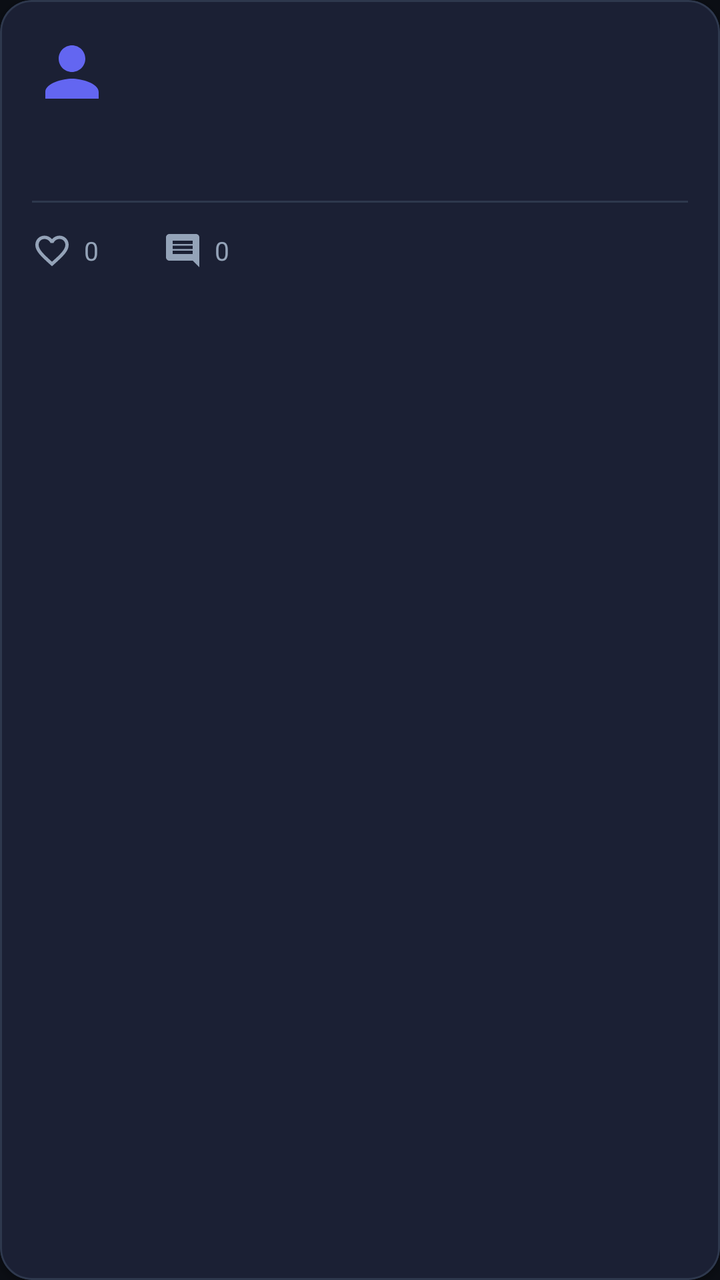
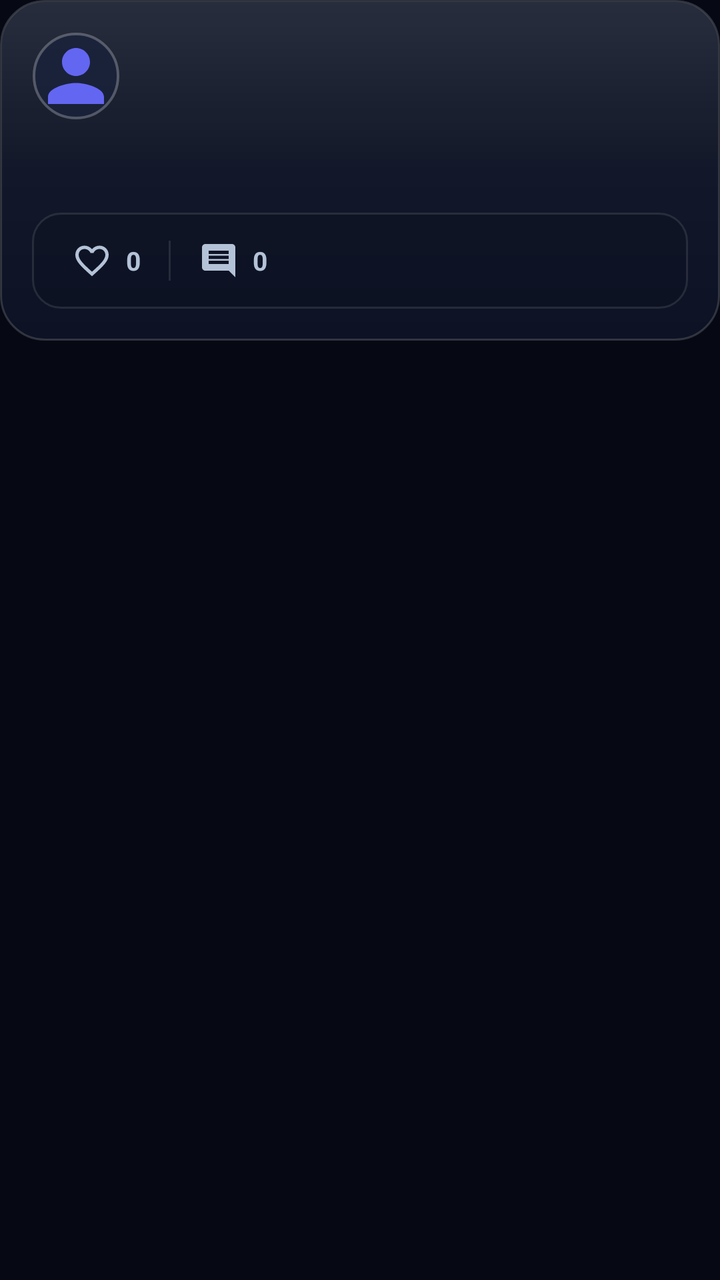

Compare the two renders of this Android layout. The source of the first and the diff that turns it into the second are given below.
<!-- AndroidManifest.xml: application theme Theme.PersonaNet -->
<!-- res/layout/item_post_card.xml -->
<?xml version="1.0" encoding="utf-8"?>
<com.google.android.material.card.MaterialCardView xmlns:android="http://schemas.android.com/apk/res/android"
    xmlns:app="http://schemas.android.com/apk/res-auto"
    android:id="@+id/card_post"
    android:layout_width="match_parent"
    android:layout_height="wrap_content"
    android:layout_marginHorizontal="12dp"
    android:layout_marginVertical="6dp"
    app:cardBackgroundColor="@color/surface_card"
    app:cardCornerRadius="16dp"
    app:cardElevation="2dp"
    app:strokeColor="@color/border_divider"
    app:strokeWidth="1dp">

    <LinearLayout
        android:layout_width="match_parent"
        android:layout_height="wrap_content"
        android:orientation="vertical"
        android:padding="16dp">

        
        <LinearLayout
            android:layout_width="match_parent"
            android:layout_height="wrap_content"
            android:gravity="center_vertical"
            android:orientation="horizontal">

            <com.google.android.material.imageview.ShapeableImageView
                android:id="@+id/image_post_avatar"
                android:layout_width="40dp"
                android:layout_height="40dp"
                android:contentDescription="@string/app_name"
                android:src="@drawable/ic_person_placeholder"
                app:shapeAppearanceOverlay="@style/ShapeAppearance.PersonaNet.Circle" />

            <LinearLayout
                android:layout_width="0dp"
                android:layout_height="wrap_content"
                android:layout_marginStart="12dp"
                android:layout_weight="1"
                android:orientation="vertical">

                <TextView
                    android:id="@+id/text_post_author"
                    android:layout_width="wrap_content"
                    android:layout_height="wrap_content"
                    android:ellipsize="end"
                    android:maxLines="1"
                    android:textColor="@color/text_primary"
                    android:textSize="15sp"
                    android:textStyle="bold" />

                <TextView
                    android:id="@+id/text_post_handle_time"
                    android:layout_width="wrap_content"
                    android:layout_height="wrap_content"
                    android:textColor="@color/text_secondary"
                    android:textSize="12sp" />
            </LinearLayout>

            <ImageView
                android:id="@+id/btn_post_edit"
                android:layout_width="32dp"
                android:layout_height="32dp"
                android:background="?attr/selectableItemBackgroundBorderless"
                android:contentDescription="Edit Post"
                android:padding="6dp"
                android:src="@drawable/ic_edit"
                android:visibility="gone"
                app:tint="@color/text_tertiary" />

            <ImageView
                android:id="@+id/btn_post_delete"
                android:layout_width="32dp"
                android:layout_height="32dp"
                android:layout_marginStart="4dp"
                android:background="?attr/selectableItemBackgroundBorderless"
                android:contentDescription="@string/delete"
                android:padding="6dp"
                android:src="@drawable/ic_close_or_delete"
                android:visibility="gone"
                app:tint="@color/text_tertiary" />
        </LinearLayout>

        
        <TextView
            android:id="@+id/text_post_content"
            android:layout_width="match_parent"
            android:layout_height="wrap_content"
            android:layout_marginTop="12dp"
            android:lineSpacingExtra="3dp"
            android:textColor="@color/text_primary"
            android:textSize="15sp" />

        
        <FrameLayout
            android:id="@+id/layout_post_media_container"
            android:layout_width="match_parent"
            android:layout_height="320dp"
            android:layout_marginTop="12dp"
            android:visibility="gone">

            <androidx.viewpager2.widget.ViewPager2
                android:id="@+id/view_pager_post_media"
                android:layout_width="match_parent"
                android:layout_height="match_parent" />

            
            <TextView
                android:id="@+id/text_media_counter"
                android:layout_width="wrap_content"
                android:layout_height="wrap_content"
                android:layout_gravity="top|end"
                android:layout_margin="10dp"
                android:background="@drawable/bg_counter_pill"
                android:textColor="#FFFFFF"
                android:textSize="11sp"
                android:textStyle="bold"
                android:visibility="gone" />

            
            <LinearLayout
                android:id="@+id/layout_media_dots"
                android:layout_width="wrap_content"
                android:layout_height="wrap_content"
                android:layout_gravity="bottom|center_horizontal"
                android:layout_marginBottom="8dp"
                android:background="@drawable/bg_counter_pill"
                android:orientation="horizontal"
                android:paddingHorizontal="6dp"
                android:paddingVertical="4dp"
                android:visibility="gone" />
        </FrameLayout>

        
        <View
            android:layout_width="match_parent"
            android:layout_height="1dp"
            android:layout_marginTop="12dp"
            android:background="@color/border_divider" />

        
        <LinearLayout
            android:layout_width="match_parent"
            android:layout_height="40dp"
            android:layout_marginTop="4dp"
            android:gravity="center_vertical"
            android:orientation="horizontal">

            
            <LinearLayout
                android:id="@+id/btn_post_like"
                android:layout_width="wrap_content"
                android:layout_height="match_parent"
                android:background="?attr/selectableItemBackgroundBorderless"
                android:clickable="true"
                android:focusable="true"
                android:gravity="center_vertical"
                android:orientation="horizontal"
                android:paddingEnd="16dp">

                <ImageView
                    android:id="@+id/image_post_like_icon"
                    android:layout_width="20dp"
                    android:layout_height="20dp"
                    android:contentDescription="@string/likes_count"
                    android:src="@drawable/ic_heart_outline"
                    app:tint="@color/text_secondary" />

                <TextView
                    android:id="@+id/text_post_likes"
                    android:layout_width="wrap_content"
                    android:layout_height="wrap_content"
                    android:layout_marginStart="6dp"
                    android:text="0"
                    android:textColor="@color/text_secondary"
                    android:textSize="13sp" />
            </LinearLayout>

            
            <LinearLayout
                android:id="@+id/btn_post_comment"
                android:layout_width="wrap_content"
                android:layout_height="match_parent"
                android:background="?attr/selectableItemBackgroundBorderless"
                android:clickable="true"
                android:focusable="true"
                android:gravity="center_vertical"
                android:orientation="horizontal"
                android:paddingHorizontal="16dp">

                <ImageView
                    android:layout_width="20dp"
                    android:layout_height="20dp"
                    android:contentDescription="@string/comments_count"
                    android:src="@drawable/ic_comment"
                    app:tint="@color/text_secondary" />

                <TextView
                    android:id="@+id/text_post_comments"
                    android:layout_width="wrap_content"
                    android:layout_height="wrap_content"
                    android:layout_marginStart="6dp"
                    android:text="0"
                    android:textColor="@color/text_secondary"
                    android:textSize="13sp" />
            </LinearLayout>
        </LinearLayout>
    </LinearLayout>
</com.google.android.material.card.MaterialCardView>
<!-- resources referenced by this layout -->
<resources>
  <color name="border_divider">#2E384D</color>
  <color name="surface_card">#161B26</color>
  <color name="text_primary">#F1F5F9</color>
  <color name="text_secondary">#94A3B8</color>
  <color name="text_tertiary">#64748B</color>
  <!-- drawable bg_counter_pill (drawable) -->
  <?xml version="1.0" encoding="utf-8"?>
  <shape xmlns:android="http://schemas.android.com/apk/res/android"
      android:shape="rectangle">
      <solid android:color="#99000000" />
      <corners android:radius="12dp" />
      <padding
          android:left="8dp"
          android:top="3dp"
          android:right="8dp"
          android:bottom="3dp" />
  </shape>
  <style name="Theme.PersonaNet" parent="Theme.Material3.DayNight.NoActionBar">
          
          <item name="colorPrimary">@color/indigo_primary</item>
          <item name="colorOnPrimary">@color/white</item>
          <item name="colorPrimaryContainer">@color/surface_elevated</item>
          <item name="colorOnPrimaryContainer">@color/text_primary</item>
          
          <item name="colorSecondary">@color/violet_accent</item>
          <item name="colorOnSecondary">@color/white</item>
  
          
          <item name="android:windowBackground">@color/bg_midnight</item>
          <item name="colorSurface">@color/surface_card</item>
          <item name="colorOnSurface">@color/text_primary</item>
          <item name="colorSurfaceVariant">@color/surface_elevated</item>
          <item name="colorOnSurfaceVariant">@color/text_secondary</item>
  
          
          <item name="android:statusBarColor">@color/bg_midnight</item>
          <item name="android:navigationBarColor">@color/bg_midnight</item>
          <item name="android:windowLightStatusBar">false</item>
          <item name="android:windowLightNavigationBar">false</item>
  
          <item name="android:textColorPrimary">@color/text_primary</item>
          <item name="android:textColorSecondary">@color/text_secondary</item>
      </style>
  <color name="indigo_primary">#6366F1</color>
  <color name="surface_elevated">#1F2637</color>
  <color name="violet_accent">#8B5CF6</color>
  <color name="bg_midnight">#0B0E14</color>
  <!-- unchanged entries left out for length: 11 -->
</resources>

<!-- the commit's change to res/layout/item_post_card.xml (unified diff, before → after) -->
@@ -6,15 +6,16 @@
     android:layout_height="wrap_content"
     android:layout_marginHorizontal="12dp"
     android:layout_marginVertical="6dp"
-    app:cardBackgroundColor="@color/surface_card"
-    app:cardCornerRadius="16dp"
-    app:cardElevation="2dp"
-    app:strokeColor="@color/border_divider"
-    app:strokeWidth="1dp">
+    app:cardBackgroundColor="@android:color/transparent"
+    app:cardCornerRadius="@dimen/glass_radius_card"
+    app:cardElevation="0dp"
+    app:rippleColor="@color/ripple_color"
+    app:strokeWidth="0dp">
 
     <LinearLayout
         android:layout_width="match_parent"
         android:layout_height="wrap_content"
+        android:background="@drawable/bg_glass_card"
         android:orientation="vertical"
         android:padding="16dp">
 
@@ -27,11 +28,16 @@
 
             <com.google.android.material.imageview.ShapeableImageView
                 android:id="@+id/image_post_avatar"
-                android:layout_width="40dp"
-                android:layout_height="40dp"
+                android:layout_width="44dp"
+                android:layout_height="44dp"
+                android:background="@color/surface_elevated"
                 android:contentDescription="@string/app_name"
+                android:padding="1dp"
+                android:scaleType="centerCrop"
                 android:src="@drawable/ic_person_placeholder"
-                app:shapeAppearanceOverlay="@style/ShapeAppearance.PersonaNet.Circle" />
+                app:shapeAppearanceOverlay="@style/ShapeAppearance.PersonaNet.Circle"
+                app:strokeColor="@color/glass_border_bright"
+                app:strokeWidth="1.2dp" />
 
             <LinearLayout
                 android:layout_width="0dp"
@@ -54,32 +60,34 @@
                     android:id="@+id/text_post_handle_time"
                     android:layout_width="wrap_content"
                     android:layout_height="wrap_content"
+                    android:layout_marginTop="2dp"
+                    android:ellipsize="end"
+                    android:maxLines="1"
                     android:textColor="@color/text_secondary"
                     android:textSize="12sp" />
             </LinearLayout>
 
             <ImageView
                 android:id="@+id/btn_post_edit"
-                android:layout_width="32dp"
-                android:layout_height="32dp"
-                android:background="?attr/selectableItemBackgroundBorderless"
-                android:contentDescription="Edit Post"
-                android:padding="6dp"
+                android:layout_width="48dp"
+                android:layout_height="48dp"
+                android:background="?attr/selectableItemBackgroundBorderless"
+                android:contentDescription="@string/edit_post"
+                android:padding="13dp"
                 android:src="@drawable/ic_edit"
                 android:visibility="gone"
-                app:tint="@color/text_tertiary" />
+                app:tint="@color/text_secondary" />
 
             <ImageView
                 android:id="@+id/btn_post_delete"
-                android:layout_width="32dp"
-                android:layout_height="32dp"
-                android:layout_marginStart="4dp"
+                android:layout_width="48dp"
+                android:layout_height="48dp"
                 android:background="?attr/selectableItemBackgroundBorderless"
                 android:contentDescription="@string/delete"
-                android:padding="6dp"
+                android:padding="13dp"
                 android:src="@drawable/ic_close_or_delete"
                 android:visibility="gone"
-                app:tint="@color/text_tertiary" />
+                app:tint="@color/text_secondary" />
         </LinearLayout>
 
         
@@ -88,7 +96,7 @@
             android:layout_width="match_parent"
             android:layout_height="wrap_content"
             android:layout_marginTop="12dp"
-            android:lineSpacingExtra="3dp"
+            android:lineSpacingExtra="4dp"
             android:textColor="@color/text_primary"
             android:textSize="15sp" />
 
@@ -96,8 +104,10 @@
         <FrameLayout
             android:id="@+id/layout_post_media_container"
             android:layout_width="match_parent"
-            android:layout_height="320dp"
+            android:layout_height="310dp"
             android:layout_marginTop="12dp"
+            android:background="@drawable/bg_glass_media_frame"
+            android:padding="1dp"
             android:visibility="gone">
 
             <androidx.viewpager2.widget.ViewPager2
@@ -113,7 +123,9 @@
                 android:layout_gravity="top|end"
                 android:layout_margin="10dp"
                 android:background="@drawable/bg_counter_pill"
-                android:textColor="#FFFFFF"
+                android:paddingHorizontal="10dp"
+                android:paddingVertical="4dp"
+                android:textColor="@color/text_primary"
                 android:textSize="11sp"
                 android:textStyle="bold"
                 android:visibility="gone" />
@@ -124,28 +136,24 @@
                 android:layout_width="wrap_content"
                 android:layout_height="wrap_content"
                 android:layout_gravity="bottom|center_horizontal"
-                android:layout_marginBottom="8dp"
+                android:layout_marginBottom="10dp"
                 android:background="@drawable/bg_counter_pill"
+                android:gravity="center_vertical"
                 android:orientation="horizontal"
-                android:paddingHorizontal="6dp"
-                android:paddingVertical="4dp"
+                android:paddingHorizontal="10dp"
+                android:paddingVertical="5dp"
                 android:visibility="gone" />
         </FrameLayout>
 
         
-        <View
-            android:layout_width="match_parent"
-            android:layout_height="1dp"
-            android:layout_marginTop="12dp"
-            android:background="@color/border_divider" />
-
-        
         <LinearLayout
             android:layout_width="match_parent"
-            android:layout_height="40dp"
-            android:layout_marginTop="4dp"
+            android:layout_height="48dp"
+            android:layout_marginTop="14dp"
+            android:background="@drawable/bg_glass_action_bar"
             android:gravity="center_vertical"
-            android:orientation="horizontal">
+            android:orientation="horizontal"
+            android:paddingHorizontal="6dp">
 
             
             <LinearLayout
@@ -156,8 +164,9 @@
                 android:clickable="true"
                 android:focusable="true"
                 android:gravity="center_vertical"
+                android:minWidth="48dp"
                 android:orientation="horizontal"
-                android:paddingEnd="16dp">
+                android:paddingHorizontal="14dp">
 
                 <ImageView
                     android:id="@+id/image_post_like_icon"
@@ -171,11 +180,17 @@
                     android:id="@+id/text_post_likes"
                     android:layout_width="wrap_content"
                     android:layout_height="wrap_content"
-                    android:layout_marginStart="6dp"
+                    android:layout_marginStart="7dp"
                     android:text="0"
                     android:textColor="@color/text_secondary"
-                    android:textSize="13sp" />
+                    android:textSize="13sp"
+                    android:textStyle="bold" />
             </LinearLayout>
+
+            <View
+                android:layout_width="1dp"
+                android:layout_height="20dp"
+                android:background="@color/glass_border_subtle" />
 
             
             <LinearLayout
@@ -186,8 +201,9 @@
                 android:clickable="true"
                 android:focusable="true"
                 android:gravity="center_vertical"
+                android:minWidth="48dp"
                 android:orientation="horizontal"
-                android:paddingHorizontal="16dp">
+                android:paddingHorizontal="14dp">
 
                 <ImageView
                     android:layout_width="20dp"
@@ -200,10 +216,11 @@
                     android:id="@+id/text_post_comments"
                     android:layout_width="wrap_content"
                     android:layout_height="wrap_content"
-                    android:layout_marginStart="6dp"
+                    android:layout_marginStart="7dp"
                     android:text="0"
                     android:textColor="@color/text_secondary"
-                    android:textSize="13sp" />
+                    android:textSize="13sp"
+                    android:textStyle="bold" />
             </LinearLayout>
         </LinearLayout>
     </LinearLayout>
<!-- resource entries referenced after the edit -->
@@ -1,31 +1,145 @@
 <!-- resources referenced by this layout -->
 <resources>
-  <color name="border_divider">#2E384D</color>
-  <color name="surface_card">#161B26</color>
-  <color name="text_primary">#F1F5F9</color>
-  <color name="text_secondary">#94A3B8</color>
-  <color name="text_tertiary">#64748B</color>
+  <color name="glass_border_bright">#40FFFFFF</color>
+  <color name="glass_border_subtle">#1AFFFFFF</color>
+  <color name="ripple_color">#38FFFFFF</color>
+  <color name="border_divider">#29FFFFFF</color>
+  <color name="glass_sheen_none">#00FFFFFF</color>
+  <color name="bg_canvas_deep">#04060D</color>
+  <dimen name="glass_radius_media">16dp</dimen>
+  <color name="surface_card">#B311182B</color>
+  <dimen name="glass_stroke_width">1dp</dimen>
+  <color name="text_primary">#F8FAFC</color>
+  <color name="text_secondary">#B4C2D8</color>
+  <dimen name="glass_radius_card">22dp</dimen>
+  <color name="text_tertiary">#7C8CA6</color>
+  <style name="Theme.PersonaNet.AlertDialog" parent="ThemeOverlay.Material3.MaterialAlertDialog">
+          <item name="android:windowBackground">@drawable/bg_glass_dialog</item>
+          <item name="android:windowAnimationStyle">@style/GlassDialogAnimation</item>
+          <item name="android:backgroundDimAmount">0.60</item>
+          <item name="colorSurface">@color/glass_surface_dialog</item>
+          <item name="colorOnSurface">@color/text_primary</item>
+          <item name="colorPrimary">@color/indigo_primary</item>
+          <item name="buttonBarPositiveButtonStyle">@style/Widget.PersonaNet.DialogButton.Positive</item>
+          <item name="buttonBarNegativeButtonStyle">@style/Widget.PersonaNet.DialogButton.Negative</item>
+          <item name="buttonBarNeutralButtonStyle">@style/Widget.PersonaNet.DialogButton.Negative</item>
+      </style>
+  <!-- drawable bg_glass_dialog (drawable) -->
+  <?xml version="1.0" encoding="utf-8"?>
+  <layer-list xmlns:android="http://schemas.android.com/apk/res/android">
+      <item>
+          <shape android:shape="rectangle">
+              <solid android:color="@color/glass_surface_dialog" />
+              <corners android:radius="@dimen/glass_radius_dialog" />
+              <stroke
+                  android:width="1dp"
+                  android:color="@color/glass_border_bright" />
+          </shape>
+      </item>
+      <item
+          android:left="1dp"
+          android:right="1dp"
+          android:top="1dp"
+          android:bottom="1dp">
+          <shape android:shape="rectangle">
+              <gradient
+                  android:angle="270"
+                  android:startColor="#26FFFFFF"
+                  android:centerColor="#08FFFFFF"
+                  android:endColor="@color/glass_sheen_none"
+                  android:type="linear" />
+              <corners android:radius="25dp" />
+          </shape>
+      </item>
+  </layer-list>
+  <style name="GlassDialogAnimation">
+          <item name="android:windowEnterAnimation">@anim/glass_dialog_in</item>
+          <item name="android:windowExitAnimation">@anim/glass_dialog_out</item>
+      </style>
+  <color name="glass_surface_dialog">#EB11182B</color>
+  <style name="Widget.PersonaNet.DialogButton.Positive" parent="Widget.Material3.Button.TextButton.Dialog">
+          <item name="android:textColor">@color/indigo_primary</item>
+          <item name="android:textStyle">bold</item>
+          <item name="rippleColor">@color/ripple_accent</item>
+      </style>
+  <style name="Widget.PersonaNet.DialogButton.Negative" parent="Widget.Material3.Button.TextButton.Dialog">
+          <item name="android:textColor">@color/text_secondary</item>
+          <item name="rippleColor">@color/ripple_color</item>
+      </style>
+  <dimen name="glass_radius_dialog">26dp</dimen>
+  <color name="ripple_accent">#407C83FF</color>
   <!-- drawable bg_counter_pill (drawable) -->
   <?xml version="1.0" encoding="utf-8"?>
   <shape xmlns:android="http://schemas.android.com/apk/res/android"
       android:shape="rectangle">
-      <solid android:color="#99000000" />
-      <corners android:radius="12dp" />
-      <padding
-          android:left="8dp"
-          android:top="3dp"
-          android:right="8dp"
-          android:bottom="3dp" />
+      <solid android:color="#B3090F1E" />
+      <corners android:radius="14dp" />
+      <stroke
+          android:width="1dp"
+          android:color="@color/glass_border_bright" />
   </shape>
+  <!-- drawable bg_glass_action_bar (drawable) -->
+  <?xml version="1.0" encoding="utf-8"?>
+  <shape xmlns:android="http://schemas.android.com/apk/res/android"
+      android:shape="rectangle">
+      <solid android:color="#40090F1E" />
+      <corners android:radius="14dp" />
+      <stroke
+          android:width="1dp"
+          android:color="@color/glass_border_subtle" />
+  </shape>
+  <!-- drawable bg_glass_card (drawable) -->
+  <?xml version="1.0" encoding="utf-8"?>
+  <layer-list xmlns:android="http://schemas.android.com/apk/res/android">
+      
+      <item>
+          <shape android:shape="rectangle">
+              <solid android:color="@color/surface_card" />
+              <corners android:radius="@dimen/glass_radius_card" />
+              <stroke
+                  android:width="@dimen/glass_stroke_width"
+                  android:color="@color/border_divider" />
+          </shape>
+      </item>
+      
+      <item
+          android:left="1dp"
+          android:right="1dp"
+          android:top="1dp"
+          android:bottom="1dp">
+          <shape android:shape="rectangle">
+              <gradient
+                  android:angle="270"
+                  android:startColor="#1CFFFFFF"
+                  android:centerColor="#05FFFFFF"
+                  android:endColor="@color/glass_sheen_none"
+                  android:type="linear" />
+              <corners android:radius="21dp" />
+          </shape>
+      </item>
+  </layer-list>
+  <!-- drawable bg_glass_media_frame (drawable) -->
+  <?xml version="1.0" encoding="utf-8"?>
+  <shape xmlns:android="http://schemas.android.com/apk/res/android"
+      android:shape="rectangle">
+      <solid android:color="@color/bg_canvas_deep" />
+      <corners android:radius="@dimen/glass_radius_media" />
+      <stroke
+          android:width="1dp"
+          android:color="@color/glass_border_subtle" />
+  </shape>
+  <string name="edit_post">Edit Post</string>
   <style name="Theme.PersonaNet" parent="Theme.Material3.DayNight.NoActionBar">
           
           <item name="colorPrimary">@color/indigo_primary</item>
           <item name="colorOnPrimary">@color/white</item>
           <item name="colorPrimaryContainer">@color/surface_elevated</item>
           <item name="colorOnPrimaryContainer">@color/text_primary</item>
-          
+  
           <item name="colorSecondary">@color/violet_accent</item>
           <item name="colorOnSecondary">@color/white</item>
+          <item name="colorSecondaryContainer">@color/indigo_glow</item>
+          <item name="colorOnSecondaryContainer">@color/text_primary</item>
   
           
           <item name="android:windowBackground">@color/bg_midnight</item>
@@ -33,20 +147,30 @@
           <item name="colorOnSurface">@color/text_primary</item>
           <item name="colorSurfaceVariant">@color/surface_elevated</item>
           <item name="colorOnSurfaceVariant">@color/text_secondary</item>
+          <item name="colorOutline">@color/border_divider</item>
+          <item name="colorControlHighlight">@color/ripple_color</item>
   
           
-          <item name="android:statusBarColor">@color/bg_midnight</item>
-          <item name="android:navigationBarColor">@color/bg_midnight</item>
+          <item name="android:statusBarColor">@android:color/transparent</item>
+          <item name="android:navigationBarColor">@android:color/transparent</item>
           <item name="android:windowLightStatusBar">false</item>
           <item name="android:windowLightNavigationBar">false</item>
+          <item name="android:enforceNavigationBarContrast">false</item>
+          <item name="android:enforceStatusBarContrast">false</item>
   
           <item name="android:textColorPrimary">@color/text_primary</item>
           <item name="android:textColorSecondary">@color/text_secondary</item>
+          <item name="android:textColorHint">@color/text_tertiary</item>
+  
+          
+          <item name="alertDialogTheme">@style/Theme.PersonaNet.AlertDialog</item>
+          <item name="materialAlertDialogTheme">@style/Theme.PersonaNet.AlertDialog</item>
       </style>
-  <color name="indigo_primary">#6366F1</color>
-  <color name="surface_elevated">#1F2637</color>
-  <color name="violet_accent">#8B5CF6</color>
-  <color name="bg_midnight">#0B0E14</color>
+  <color name="indigo_primary">#7C83FF</color>
+  <color name="surface_elevated">#CC19223B</color>
+  <color name="violet_accent">#A78BFA</color>
+  <color name="indigo_glow">#387C83FF</color>
+  <color name="bg_midnight">#060913</color>
   <!-- unchanged entries left out for length: 11 -->
 </resources>
 
